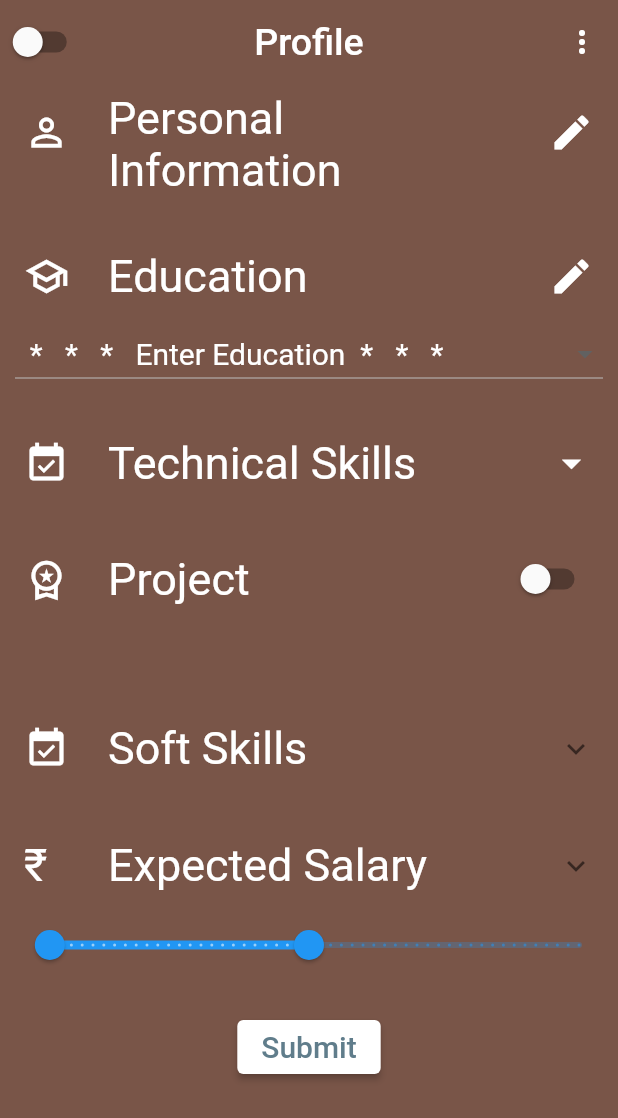
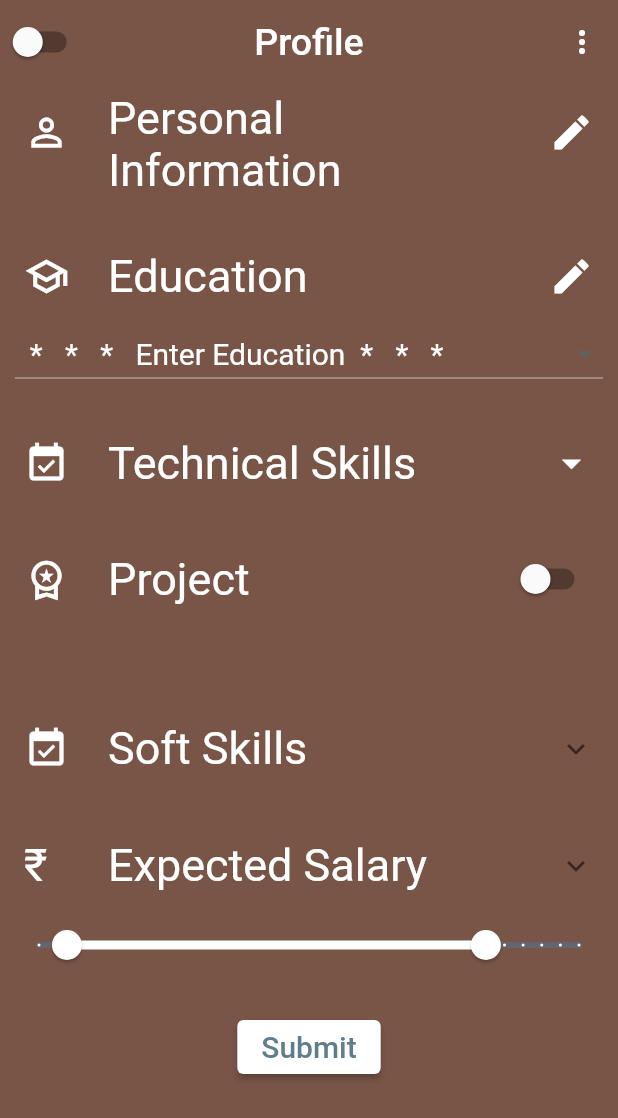
Before and after one commit to VivekTailor19/resume_builder, a Flutter app: the Profile screen opened by its route, on a phone screen of 412 x 824 dp. Shown: the top 1118 px of the screen. Run offline on Flutter 3.47's test engine with Material 2 defaults, Android fonts, the phone set to English and light mode, and no system bars.

Commit message:
using flutter built resume

```diff
--- a/lib/profile.dart
+++ b/lib/profile.dart
@@ -27,7 +27,11 @@ class _ProfileState extends State<Profile> {
   Color light = Colors.brown.shade500;
   Color dark = Colors.black;
   Color c1 = Colors.brown.shade500;
-  RangeValues rangeValues = RangeValues(10000, 250000);
+  RangeValues rangeValues = RangeValues(25000, 250000);
+  String country = "Indian";
+// List country = ["Indian","American"];
+  //,"USA","Israil","UAE","China"];
+  String? countrySel;
 
 
   @override
@@ -169,6 +173,33 @@ class _ProfileState extends State<Profile> {
                           )),
                     ),
                   ),
+                  ExpansionTile(
+                      leading: Icon(Icons.location_history,size: 25,color: Colors.white),
+                      title: Text("Nationality",style: TextStyle(color: Colors.white,fontSize: 25)),
+                  children: [
+                    RadioListTile(value: "Indian", groupValue: country, onChanged: (value) {
+                      setState(() {
+                        country = value!;
+                      });},
+                    title: Text("Indian"),),
+                    RadioListTile(value: "American", groupValue: country, onChanged: (value) {
+                      setState(() {
+                        country = value!;
+                      });},
+                    title: Text("American"),),
+                    RadioListTile(value: "Korean", groupValue: country, onChanged: (value) {
+                      setState(() {
+                        country = value!;
+                      });},
+                    title: Text("Korean"),),
+                    RadioListTile(value: "Swiss", groupValue: country, onChanged: (value) {
+                      setState(() {
+                        country = value!;
+                      });},
+                    title: Text("Swiss"),),
+
+
+                  ],)
                 ],
               ),
 
@@ -441,8 +472,10 @@ class _ProfileState extends State<Profile> {
                 setState(() {
                   rangeValues = value;
                 });
-              },min: 0,max: 500000,divisions: 50,
+              },min: 10000,max: 300000,divisions: 29,
                 labels: RangeLabels("${rangeValues.start.round()}", "${rangeValues.end.round()}"),
+                activeColor: Colors.white,
+                //inactiveColor: Colors.white,
               ),
 
               SizedBox(height: 20),
```
